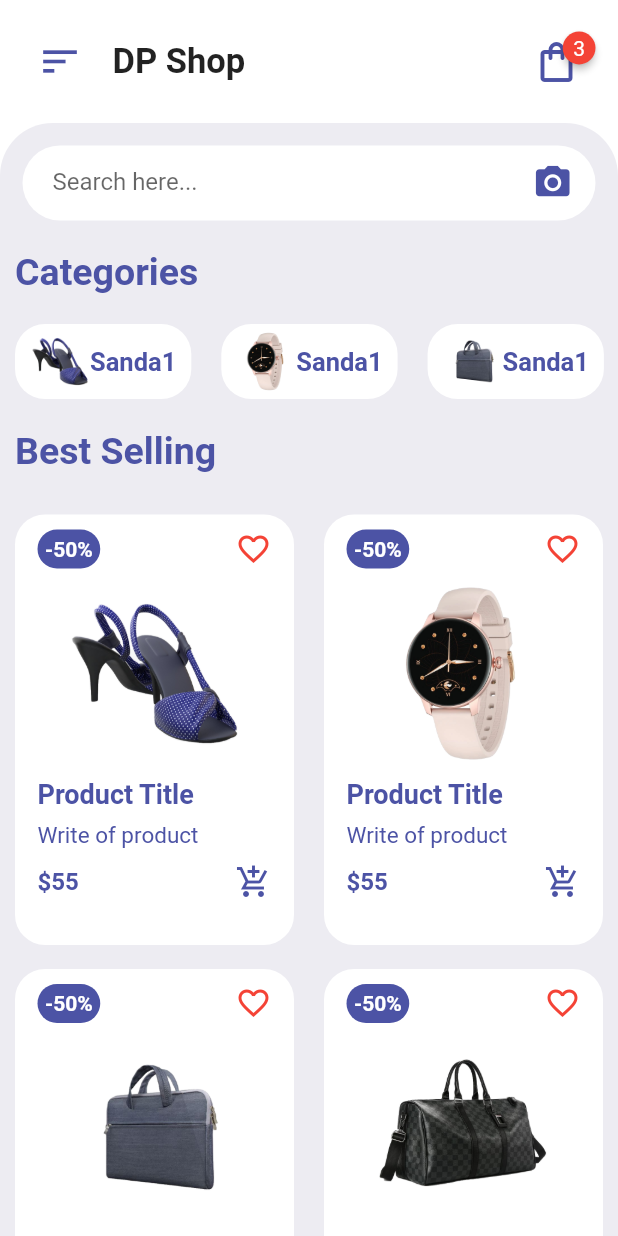
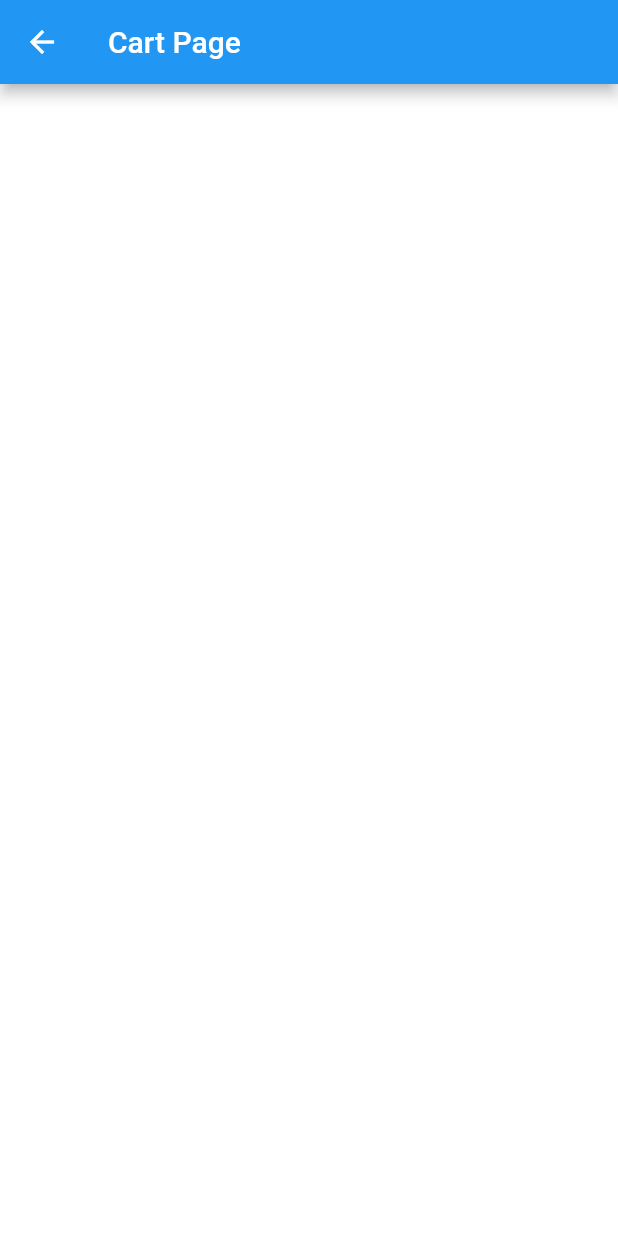
Before and after one commit to KHALMATOV-FARRUKH/e_commerce_app_ui, a Flutter app: the screen it shows after launch, after a tap on the "shopping bag" icon, on a phone screen of 412 x 824 dp. Run offline on Flutter 3.47's test engine with Material 2 defaults, Android fonts, the light colour scheme and no system bars; drawn by our look-alikes of badges; our stand-ins replace curved_navigation_bar.

Commit message:
Added dependence: curved_navigation_bar: ^1.0.3
Created:
cart_page.dart

```diff
--- a/lib/main.dart
+++ b/lib/main.dart
@@ -1,3 +1,4 @@
+import 'package:e_commerce_app_ui/pages/cart_page.dart';
 import 'package:e_commerce_app_ui/pages/home_page.dart';
 import 'package:flutter/material.dart';
 
@@ -17,6 +18,7 @@ class MyApp extends StatelessWidget {
       ),
       routes: {
         "/": (context) => HomePage(),
+        "cartPage": (context) => CartPage(),
       },
     );
   }
--- /dev/null
+++ b/lib/pages/cart_page.dart
@@ -0,0 +1,14 @@
+import 'package:flutter/material.dart';
+
+class CartPage extends StatelessWidget {
+  const CartPage({Key? key}) : super(key: key);
+
+  @override
+  Widget build(BuildContext context) {
+    return Scaffold(
+      appBar: AppBar(
+        title: Text("Cart Page"),
+      ),
+    );
+  }
+}
--- a/lib/pages/home_page.dart
+++ b/lib/pages/home_page.dart
@@ -1,6 +1,8 @@
+import 'package:curved_navigation_bar/curved_navigation_bar.dart';
 import 'package:e_commerce_app_ui/widgets/categories_widget.dart';
 import 'package:e_commerce_app_ui/widgets/home_app_bar.dart';
 import 'package:e_commerce_app_ui/widgets/items_widget.dart';
+import 'package:flutter/cupertino.dart';
 import 'package:flutter/foundation.dart';
 import 'package:flutter/material.dart';
 
@@ -92,6 +94,17 @@ class HomePage extends StatelessWidget {
           ),
         ],
       ),
+      bottomNavigationBar: CurvedNavigationBar(
+        backgroundColor: Colors.transparent,
+        onTap: (index) {},
+        height: 65,
+        color: Color(0xFF4C53A5),
+        items: [
+          Icon(Icons.home, size: 30, color: Colors.white),
+          Icon(CupertinoIcons.cart_fill, size: 30, color: Colors.white),
+          Icon(Icons.list, size: 30, color: Colors.white),
+        ],
+      ),
     );
   }
 }
--- a/lib/widgets/home_app_bar.dart
+++ b/lib/widgets/home_app_bar.dart
@@ -37,7 +37,9 @@ class HomeAppBar extends StatelessWidget {
               ),
             ),
             child: InkWell(
-              onTap: () {},
+              onTap: () {
+                Navigator.pushNamed(context, "cartPage");
+              },
               child: Icon(
                 Icons.shopping_bag_outlined,
                 size: 32,
--- a/pubspec.yaml
+++ b/pubspec.yaml
@@ -35,6 +35,7 @@ dependencies:
   # Use with the CupertinoIcons class for iOS style icons.
   cupertino_icons: ^1.0.2
   badges: ^2.0.3
+  curved_navigation_bar: ^1.0.3
 
 dev_dependencies:
   flutter_test:
```
Also changed, not shown: pubspec.lock.
